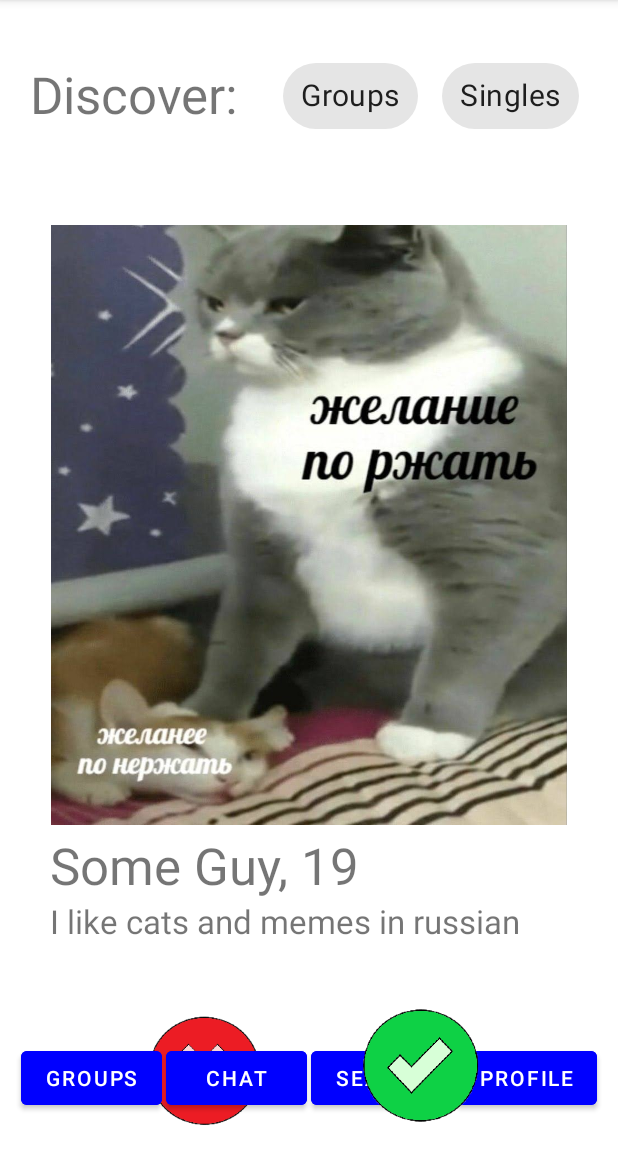
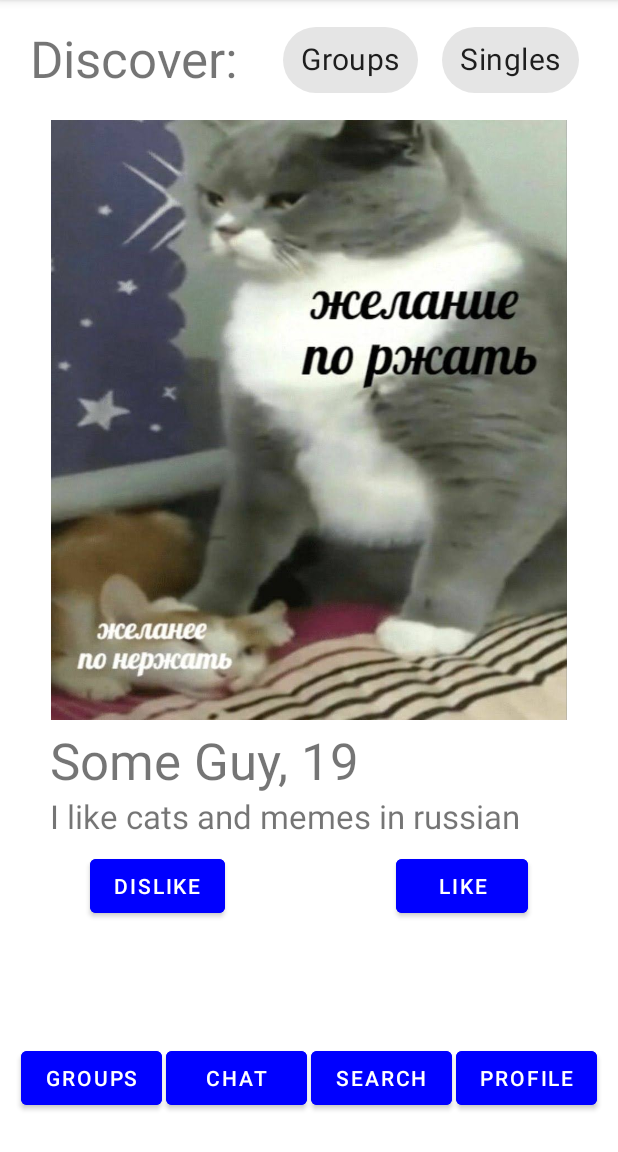
Before and after one commit to joloses/COSC341_Project, an Android app: the Search screen opened directly, with no data from a screen before it, on a phone screen of 412 x 824 dp, the part 84-1236 px from its top. Run offline under Robolectric (Android 15) with nearby library versions, the phone set to English and light mode, and no system bars.

Commit message:
Search and chats finally linked, but dock doesn't work for some reason

```diff
--- a/app/src/main/java/com/example/cosc341_project/Search.java
+++ b/app/src/main/java/com/example/cosc341_project/Search.java
@@ -2,13 +2,122 @@ package com.example.cosc341_project;
 
 import androidx.appcompat.app.AppCompatActivity;
 
+import android.content.Intent;
+import android.content.res.Resources;
 import android.os.Bundle;
+import android.view.View;
+import android.widget.Button;
+import android.widget.ImageButton;
+import android.widget.ImageView;
+import android.widget.LinearLayout;
+import android.widget.TextView;
 
 public class Search extends AppCompatActivity {
+
+    // if opened for the first time
+    //      show everyone
+    // else
+    //      show "No one new to discover"
+
+    String[] names = {"Some Guy", "Another Guy", "Third Guy"};
+    String[] descs = {"I like cats and memes in russian",
+            "Basketball and making projects",
+            "I like football and my dog"};
+
+    Integer[] image = {R.drawable.rzhenie, R.drawable.profile_icon, R.drawable.beer};
+    int point = 0;
+
+    LinearLayout profile_card;
+    ImageView profile_pic;
+    TextView name;
+    TextView desc;
+
+    Button like;
+    Button dislike;
+    Global data;
 
     @Override
     protected void onCreate(Bundle savedInstanceState) {
         super.onCreate(savedInstanceState);
         setContentView(R.layout.activity_search);
+
+        profile_card = findViewById(R.id.profile_card);
+        profile_pic = findViewById(R.id.profile_image);
+        name = findViewById(R.id.name);
+        desc = findViewById(R.id.desc);
+        like = findViewById(R.id.like);
+        dislike = findViewById(R.id.dislike);
+
+        data = Global.getInstance(); // separate class to hold number of connections
+        if(!data.isFirst())
+            hide();
     }
+
+    public void hide() {
+        profile_card.setVisibility(View.GONE);
+        like.setVisibility(View.GONE);
+        dislike.setVisibility(View.GONE);
+    }
+
+    public void like(View v) {
+        switch (point) {
+            case 0:
+                data.setOne();
+                break;
+            case 1:
+                data.setTwo();
+                break;
+            case 2:
+                data.setThree();
+                break;
+        }
+        if(point < 2) {
+            point++;
+            profile_pic.setImageResource(image[point]);
+            name.setText(names[point]);
+            desc.setText(descs[point]);
+        }
+        else {
+            // show "No one" text
+            data.changeFirst();
+            hide();
+        }
+    }
+
+    public void dislike(View v) {
+        if(point < 2) {
+            point++;
+            profile_pic.setImageResource(image[point]);
+            name.setText(names[point]);
+            desc.setText(descs[point]);
+        }
+        else {
+            // show "No one" text
+            data.changeFirst();
+            hide();
+        }
+    }
+
+    /*
+    public void openProfile(View view) {
+
+    }
+     */
+
+    public void toChat(View view) {
+        Intent intent = new Intent(this, Chat_List.class);
+        startActivity(intent);
+    }
+    // methods for dock buttons
+    /*
+    public void toGroups(View view) {
+        Intent intent = new Intent(this, Groups.class);
+        startActivity(intent);
+    }
+
+    public void toProfile(View view) {
+        Intent intent = new Intent(this, Profile.class);
+        startActivity(intent);
+    }
+     */
 }
--- a/app/src/main/res/layout/activity_search.xml
+++ b/app/src/main/res/layout/activity_search.xml
@@ -5,21 +5,6 @@
     android:layout_width="match_parent"
     android:layout_height="match_parent"
     tools:context=".Search">
-
-    <ImageButton
-        android:id="@+id/imageButton3"
-        android:layout_width="wrap_content"
-        android:layout_height="110dp"
-        android:layout_marginStart="80dp"
-        android:layout_marginTop="24dp"
-        android:adjustViewBounds="true"
-        android:background="@android:color/transparent"
-        android:scaleType="centerCrop"
-        android:scaleX="1.8"
-        android:scaleY="1.8"
-        app:layout_constraintStart_toStartOf="parent"
-        app:layout_constraintTop_toBottomOf="@+id/linearLayout2"
-        app:srcCompat="@drawable/cross" />
 
     <LinearLayout
         android:id="@+id/linearLayout"
@@ -50,6 +35,7 @@
             android:layout_height="wrap_content"
             android:layout_margin="1.5dp"
             android:backgroundTint="#0000FF"
+            android:onClick="toChat"
             android:padding="4dp"
             android:text="Chat"
             app:toggleCheckedStateOnClick="false" />
@@ -60,7 +46,6 @@
             android:layout_height="wrap_content"
             android:layout_margin="1.5dp"
             android:backgroundTint="#0000FF"
-            android:onClick="toSearch"
             android:padding="4dp"
             android:text="Search" />
 
@@ -81,7 +66,7 @@
         android:layout_width="wrap_content"
         android:layout_height="wrap_content"
         android:layout_marginStart="20dp"
-        android:layout_marginTop="40dp"
+        android:layout_marginTop="16dp"
         android:text="Discover:"
         android:textSize="34sp"
         app:layout_constraintStart_toStartOf="parent"
@@ -91,7 +76,7 @@
         android:id="@+id/chipGroup"
         android:layout_width="wrap_content"
         android:layout_height="wrap_content"
-        android:layout_marginTop="32dp"
+        android:layout_marginTop="8dp"
         android:layout_marginEnd="20dp"
         android:padding="2dp"
         app:layout_constraintEnd_toEndOf="parent"
@@ -115,23 +100,25 @@
     </com.google.android.material.chip.ChipGroup>
 
     <LinearLayout
-        android:id="@+id/linearLayout2"
+        android:id="@+id/profile_card"
         android:layout_width="345dp"
         android:layout_height="wrap_content"
-        android:layout_marginTop="54dp"
+        android:layout_marginTop="8dp"
+        android:onClick="openProfile"
         android:orientation="vertical"
+        android:visibility="visible"
         app:layout_constraintEnd_toEndOf="parent"
         app:layout_constraintStart_toStartOf="parent"
         app:layout_constraintTop_toBottomOf="@+id/chipGroup">
 
         <ImageView
-            android:id="@+id/imageView"
+            android:id="@+id/profile_image"
             android:layout_width="match_parent"
             android:layout_height="400dp"
             app:srcCompat="@drawable/rzhenie" />
 
         <TextView
-            android:id="@+id/textView9"
+            android:id="@+id/name"
             android:layout_width="match_parent"
             android:layout_height="wrap_content"
             android:layout_marginTop="4dp"
@@ -139,25 +126,34 @@
             android:textSize="34sp" />
 
         <TextView
-            android:id="@+id/textView10"
+            android:id="@+id/desc"
             android:layout_width="match_parent"
             android:layout_height="wrap_content"
             android:text="I like cats and memes in russian"
             android:textSize="22sp" />
     </LinearLayout>
 
-    <ImageButton
-        android:id="@+id/imageButton2"
+    <Button
+        android:id="@+id/like"
         android:layout_width="wrap_content"
-        android:layout_height="110dp"
-        android:layout_marginEnd="80dp"
-        android:adjustViewBounds="true"
-        android:background="@android:color/transparent"
-        android:scaleType="centerCrop"
-        android:scaleX="1.3"
-        android:scaleY="1.3"
+        android:layout_height="wrap_content"
+        android:layout_marginEnd="60dp"
+        android:backgroundTint="#0000FF"
+        android:onClick="like"
+        android:text="Like"
         app:layout_constraintEnd_toEndOf="parent"
-        app:layout_constraintTop_toTopOf="@+id/imageButton3"
-        app:srcCompat="@drawable/tick" />
+        app:layout_constraintTop_toTopOf="@+id/dislike" />
+
+    <Button
+        android:id="@+id/dislike"
+        android:layout_width="wrap_content"
+        android:layout_height="wrap_content"
+        android:layout_marginStart="60dp"
+        android:layout_marginTop="8dp"
+        android:backgroundTint="#0000FF"
+        android:onClick="dislike"
+        android:text="dislike"
+        app:layout_constraintStart_toStartOf="parent"
+        app:layout_constraintTop_toBottomOf="@+id/profile_card" />
 
 </androidx.constraintlayout.widget.ConstraintLayout>
```
Also changed, not shown: app/src/main/AndroidManifest.xml (+8 -4 lines), app/src/main/java/com/example/cosc341_project/Chat_List.java (+47 -12 lines), app/src/main/java/com/example/cosc341_project/Global.java (added, +38 -0 lines), app/src/main/res/layout/activity_chat_list.xml (+11 -1 lines).
